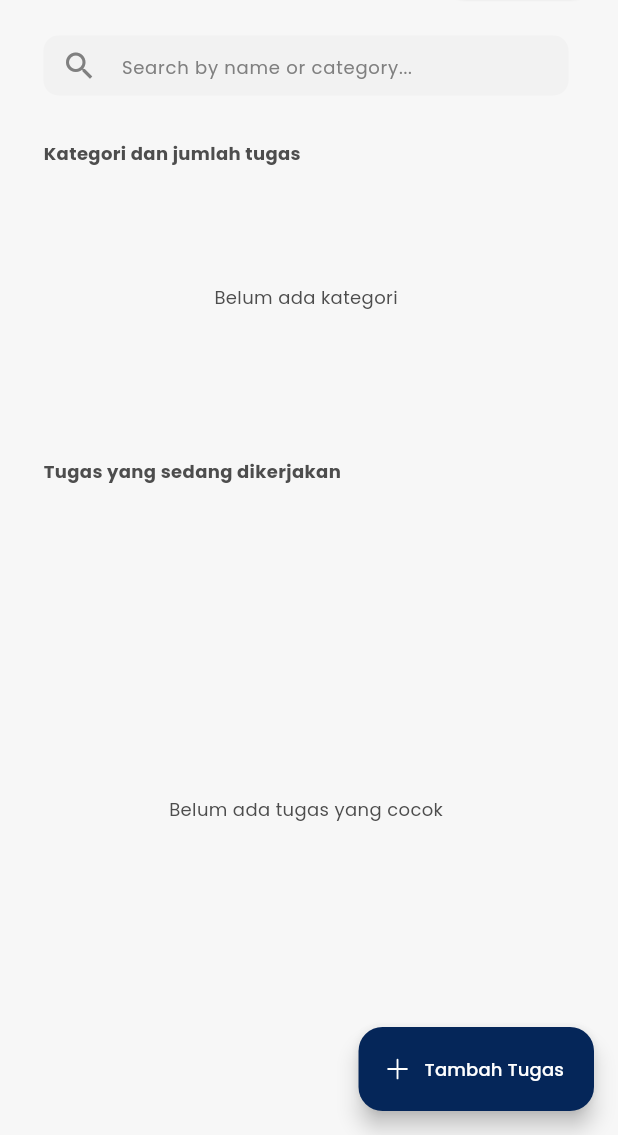
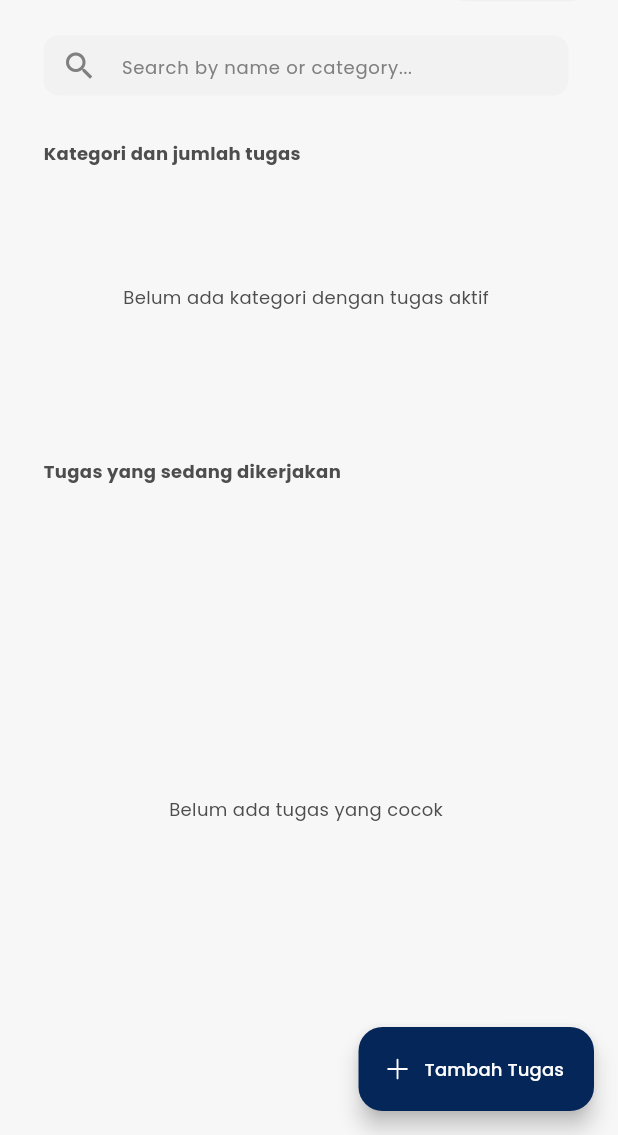
Before and after one commit to syadajah/TugasKU_APP, a Flutter app: the Homepage screen opened directly, on a phone screen of 412 x 824 dp, the part 101-1236 px from its top. Run offline on Flutter 3.47's test engine with Material 3 defaults, Android fonts, the phone set to English and light mode, and no system bars; our stand-ins replace flutter_local_notifications, flutter_svg, heroicons, image_picker, smooth_page_indicator, supabase_flutter; accounts and stored records are empty.

Commit message:
Final update

```diff
--- a/lib/screen/detail_tugas.dart
+++ b/lib/screen/detail_tugas.dart
@@ -1,7 +1,6 @@
 import 'package:flutter/material.dart';
 import 'package:flutter_svg/svg.dart';
 import 'package:tugasku/screen/edit_task.dart';
-import 'package:tugasku/screen/homepage.dart';
 import 'package:tugasku/service/task_service.dart';
 import 'package:image_picker/image_picker.dart';
 import 'dart:io';
--- a/lib/screen/homepage.dart
+++ b/lib/screen/homepage.dart
@@ -21,6 +21,7 @@ class _HomepageState extends State<Homepage> {
   final taskService = TaskCreate();
   List<Map<String, dynamic>>? assignments;
   List<Map<String, dynamic>>? filteredAssignments;
+  List<Map<String, dynamic>>? categories;
   Map<String, dynamic>? userData;
   String? name;
   String? email;
@@ -49,6 +50,7 @@ class _HomepageState extends State<Homepage> {
 
       if (userData != null) {
         await getAssignmentsData();
+        await getCategoriesData();
       }
     } catch (e) {
       debugPrint('Error initializing data: $e');
@@ -74,35 +76,48 @@ class _HomepageState extends State<Homepage> {
     }
   }
 
-  List<Map<String, dynamic>> getUniqueCategories() {
-    if (filteredAssignments == null || filteredAssignments!.isEmpty) return [];
-
-    Map<int, Map<String, dynamic>> uniqueCategoriesMap = {};
-
-    for (var assignment in filteredAssignments!) {
-      if (assignment['categories'] != null &&
-          assignment['categories']['id'] != null) {
-        int categoryId = assignment['categories']['id'];
-        String categoryName =
-            assignment['categories']['name'] ?? 'Tidak ada nama';
-
-        if (!uniqueCategoriesMap.containsKey(categoryId)) {
-          uniqueCategoriesMap[categoryId] = {
-            'id': categoryId,
-            'name': categoryName,
-            'task_count': "0",
-            'count': 0,
-          };
+  Future<void> getCategoriesData() async {
+    try {
+      final categoriesData = await taskService.loadCategories();
+      if (mounted) {
+        setState(() {
+          categories = categoriesData;
+        });
       }
-
-        uniqueCategoriesMap[categoryId]?['count'] =
-            uniqueCategoriesMap[categoryId]?['count'] + 1;
-        int count = uniqueCategoriesMap[categoryId]?['count'];
-        uniqueCategoriesMap[categoryId]?['task_count'] = "$count Tugas";
+    } catch (e) {
+      debugPrint('Error loading categories: $e');
     }
   }
 
-    return uniqueCategoriesMap.values.toList();
+  List<Map<String, dynamic>> getUniqueCategories() {
+    if (categories == null || assignments == null) return [];
+
+    List<Map<String, dynamic>> uniqueCategories = [];
+
+    for (var category in categories!) {
+      List<Map<String, dynamic>> categoryTasks =
+          assignments!.where((assignment) {
+        bool isCategoryMatch = assignment['categories'] != null &&
+            assignment['categories']['id'] == category['id'];
+
+        DateTime deadline = DateTime.parse(assignment['deadline']);
+        bool isActive = deadline.isAfter(DateTime.now()) &&
+            assignment['status'] == TaskStatus.uncompleted.toShortString();
+
+        return isCategoryMatch && isActive;
+      }).toList();
+
+      // Only add category if it has active tasks
+      if (categoryTasks.isNotEmpty) {
+        uniqueCategories.add({
+          'id': category['id'],
+          'name': category['name'],
+          'task_count': '${categoryTasks.length} Tugas',
+        });
+      }
+    }
+
+    return uniqueCategories;
   }
 
   Future<void> getAssignmentsData() async {
@@ -126,8 +141,10 @@ class _HomepageState extends State<Homepage> {
   }
 
   Future<void> refreshData() async {
+    if (mounted) {
       await initializeData();
       _filterTasks();
+    }
   }
 
   void _filterTasks() {
@@ -140,10 +157,7 @@ class _HomepageState extends State<Homepage> {
       } else {
         filteredAssignments = assignments!.where((task) {
           final taskName = task['name']?.toString().toLowerCase() ?? '';
-          final taskCategory = task['categories'] != null
-              ? task['categories']['name']?.toString().toLowerCase() ?? ''
-              : '';
-          return taskName.contains(query) || taskCategory.contains(query);
+          return taskName.contains(query);
         }).toList();
       }
     });
@@ -162,6 +176,8 @@ class _HomepageState extends State<Homepage> {
     return Scaffold(
       body: SafeArea(
         child: SingleChildScrollView(
+          child: RefreshIndicator(
+            onRefresh: refreshData,
             child: Container(
               width: MediaQuery.of(context).size.width,
               height: MediaQuery.of(context).size.height,
@@ -176,7 +192,8 @@ class _HomepageState extends State<Homepage> {
                           onPressed: () async {
                             final result = await Navigator.push(
                               context,
-                            MaterialPageRoute(builder: (context) => Profile()),
+                              MaterialPageRoute(
+                                  builder: (context) => Profile()),
                             );
                             if (result == true) {
                               refreshData();
@@ -288,7 +305,7 @@ class _HomepageState extends State<Homepage> {
                               ),
                             ),
                             const SizedBox(height: 20),
-                          _imageFile != null && _isLoading
+                            _isLoading
                                 ? SizedBox(
                                     height: 135,
                                     child: Center(
@@ -298,7 +315,8 @@ class _HomepageState extends State<Homepage> {
                                 : uniqueCategories.isNotEmpty
                                     ? SizedBox(
                                         height: 135,
-                                      width: MediaQuery.of(context).size.width,
+                                        width:
+                                            MediaQuery.of(context).size.width,
                                         child: ListView.separated(
                                           padding: EdgeInsets.symmetric(
                                               horizontal: 5, vertical: 5),
@@ -326,7 +344,7 @@ class _HomepageState extends State<Homepage> {
                                         height: 135,
                                         child: Center(
                                           child: Text(
-                                          "Belum ada kategori",
+                                            "Belum ada kategori dengan tugas aktif",
                                             style: TextStyle(
                                               fontFamily: "Poppins",
                                               fontSize: 12,
@@ -359,20 +377,24 @@ class _HomepageState extends State<Homepage> {
                                           separatorBuilder: (context, index) =>
                                               const SizedBox(height: 10),
                                           shrinkWrap: true,
-                                        itemCount: filteredAssignments!.length,
+                                          itemCount:
+                                              filteredAssignments!.length,
                                           itemBuilder: (context, index) {
                                             return TaskCard(
-                                            taskId: filteredAssignments![index]
+                                              taskId:
+                                                  filteredAssignments![index]
                                                           ['id']
                                                       .toString(),
-                                            category: filteredAssignments![index]
+                                              category: filteredAssignments![
+                                                              index]
                                                           ['categories'] !=
                                                       null
                                                   ? filteredAssignments![index]
                                                           ['categories']['name']
                                                       .toString()
                                                   : "Tidak ada kategori",
-                                            categoryId: filteredAssignments![index]
+                                              categoryId: filteredAssignments![
+                                                              index]
                                                           ['categories'] !=
                                                       null
                                                   ? filteredAssignments![index]
@@ -417,6 +439,7 @@ class _HomepageState extends State<Homepage> {
             ),
           ),
         ),
+      ),
       floatingActionButton: FloatingActionButton.extended(
         onPressed: () async {
           final result = await Navigator.push(
--- a/lib/service/task_service.dart
+++ b/lib/service/task_service.dart
@@ -136,9 +136,9 @@ class TaskCreate {
             !(task['is_notified'] ?? false)) {
           await showNotification(
             id: task['id'].hashCode,
-            title: 'Peringatan Tugas!',
+            title: 'Ingat Tugas! ⏱️',
             body:
-                'Tugas "${task['name']}" di kategori "${task['categories']['name']}" akan jatuh tempo besok!',
+                'Tugas "${task['name']}" di kategori "${task['categories']['name']}" Dikumpulin besok lohh🚀!',
           );
 
           // Update status notifikasi di database
```
Also changed, not shown: 4 other files. Lines whose indentation alone changed are shown as unchanged.
